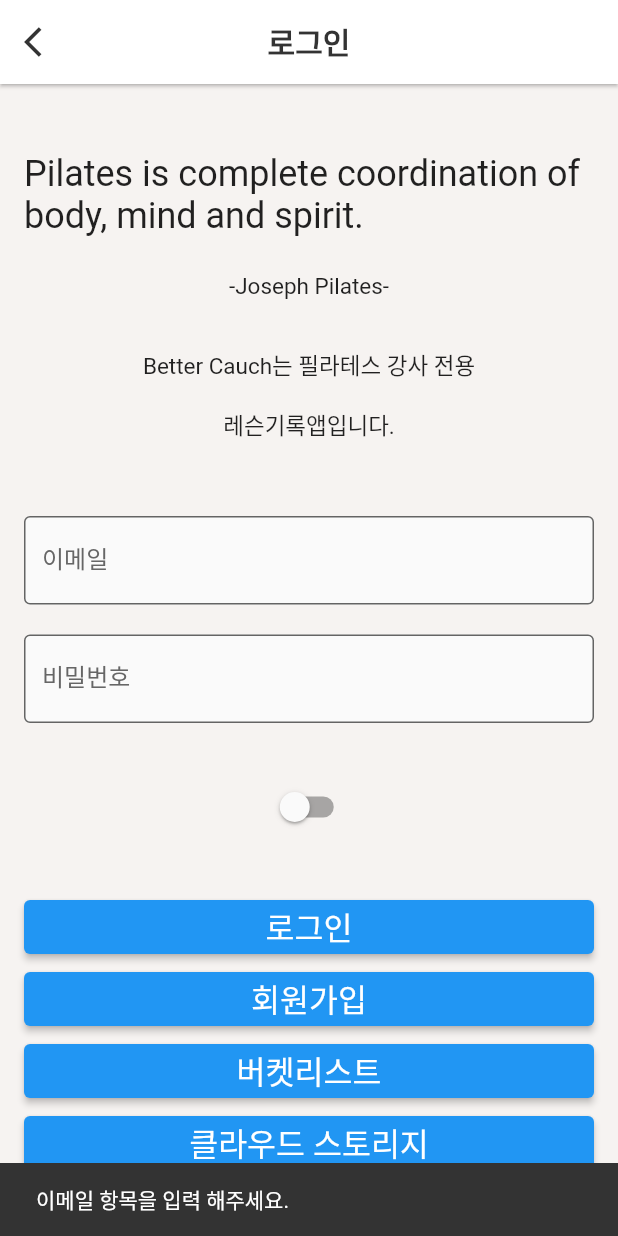
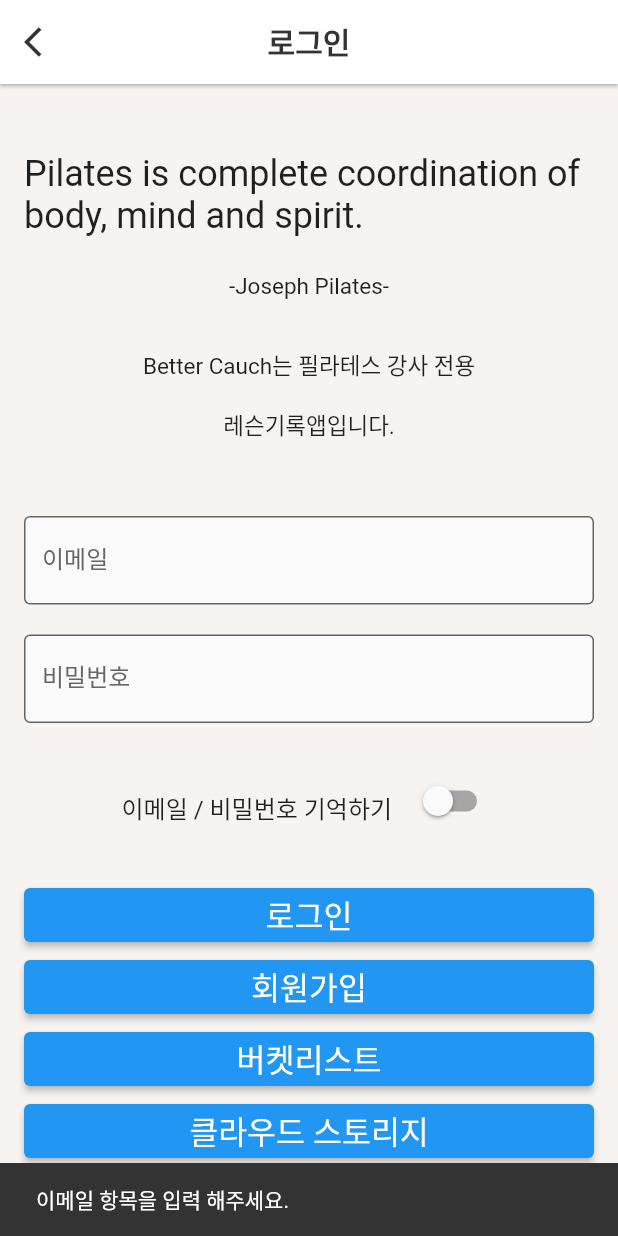
Before and after one commit to JuetEm/BetterCoach202, a Flutter app: the screen it shows after launch, after a tap on "로그인", on a phone screen of 412 x 824 dp. Run offline on Flutter 3.47's test engine with Material 2 defaults, Android fonts, the phone set to English and light mode, and no system bars; our stand-ins replace cloud_firestore, firebase_auth, firebase_core, firebase_storage, shared_preferences, table_calendar; accounts and stored records are empty; Roboto replaces fonts that are missing (Pretendard).

Commit message:
자동 로그인 기능

```diff
--- a/lib/main.dart
+++ b/lib/main.dart
@@ -30,6 +30,12 @@ late SharedPreferences prefs;
 
 bool isLogInActiveChecked = false;
 
+late TextEditingController emailController;
+late TextEditingController passwordController;
+
+TextEditingController switchController =
+    TextEditingController(text: "이메일 / 비밀번호 기억하기");
+
 void main() async {
   WidgetsFlutterBinding.ensureInitialized(); // main 함수에서 async 사용하기 위함
   prefs = await SharedPreferences.getInstance();
@@ -58,6 +64,18 @@ class MyApp extends StatelessWidget {
   Widget build(BuildContext context) {
     final user = context.read<AuthService>().currentUser();
     isLogInActiveChecked = prefs.getBool("isLogInActiveChecked") ?? false;
+    String? userEmail = prefs.getString("userEmail");
+    String? userPassword = prefs.getString("userPassword");
+    print("prefs check isLogInActiveChecked : ${isLogInActiveChecked}");
+    print("prefs check userEmail : ${userEmail}");
+    print("prefs check userPassword : ${userPassword}");
+    if (isLogInActiveChecked) {
+      emailController = TextEditingController(text: userEmail);
+      passwordController = TextEditingController(text: userPassword);
+    } else {
+      emailController = TextEditingController();
+      passwordController = TextEditingController();
+    }
     return MaterialApp(
       debugShowCheckedModeBanner: false,
       theme: ThemeData(fontFamily: 'Pretendard'),
@@ -69,26 +87,27 @@ class MyApp extends StatelessWidget {
 /// 로그인 페이지
 class LoginPage extends StatefulWidget {
   const LoginPage({Key? key}) : super(key: key);
-
   @override
   State<LoginPage> createState() => _LoginPageState();
 }
 
 class _LoginPageState extends State<LoginPage> {
-  late TextEditingController emailController;
-  late TextEditingController passwordController;
-
   @override
   Widget build(BuildContext context) {
-    if (isLogInActiveChecked) {
-      emailController =
-          TextEditingController(text: prefs.getString("userEmail"));
-      passwordController =
-          TextEditingController(text: prefs.getString("userPassword"));
-    } else {
-      emailController = TextEditingController();
-      passwordController = TextEditingController();
-    }
+    String? userEmail = prefs.getString("userEmail");
+    String? userPassword = prefs.getString("userPassword");
+    print("prefs check isLogInActiveChecked : ${isLogInActiveChecked}");
+    print("prefs check userEmail : ${userEmail}");
+    print("prefs check userPassword : ${userPassword}");
+
+    // if (isLogInActiveChecked) {
+    emailController = TextEditingController(text: userEmail);
+    passwordController = TextEditingController(text: userPassword);
+    // } else {
+    //   emailController = TextEditingController();
+    //   passwordController = TextEditingController();
+    // }
+
     return Consumer<AuthService>(
       builder: (context, authService, child) {
         final user = authService.currentUser();
@@ -172,19 +191,40 @@ class _LoginPageState extends State<LoginPage> {
                   width: 100,
                   height: 100,
                   customFunction: () {},
-                  isSecure: false,
+                  isSecure: true,
                 ),
 
                 SizedBox(height: 32),
 
-                Switch(
+                Center(
+                  child: SizedBox(
+                    height: 40,
+                    width: 250,
+                    child: TextField(
+                      readOnly: true,
+                      controller: switchController,
+                      decoration: InputDecoration(
+                        border: InputBorder.none,
+                        suffixIcon: Switch(
                           value: isLogInActiveChecked,
                           onChanged: (value) {
                             setState(() {
                               isLogInActiveChecked = !isLogInActiveChecked;
-                      print("isLogInActiveChecked : ${isLogInActiveChecked}");
+                              // if (isLogInActiveChecked) {
+                              prefs.setString(
+                                  "userEmail", emailController.text);
+                              prefs.setString(
+                                  "userPassword", passwordController.text);
+                              // }
+
+                              print(
+                                  "isLogInActiveChecked : ${isLogInActiveChecked}");
                             });
                           },
+                        ),
+                      ),
+                    ),
+                  ),
                 ),
 
                 SizedBox(height: 32),
@@ -193,12 +233,12 @@ class _LoginPageState extends State<LoginPage> {
                 ElevatedButton(
                   child: Text("로그인", style: TextStyle(fontSize: 21)),
                   onPressed: () {
-                    if (!(user == null)) {
-                      Navigator.pushReplacement(
-                        context,
-                        MaterialPageRoute(builder: (_) => MemberList()),
-                      );
-                    } else {
+                    // if (!(user == null)) {
+                    //   Navigator.pushReplacement(
+                    //     context,
+                    //     MaterialPageRoute(builder: (_) => MemberList()),
+                    //   );
+                    // } else {
                     if (globalfunction.textNullCheck(
                           context,
                           emailController,
@@ -209,16 +249,6 @@ class _LoginPageState extends State<LoginPage> {
                           passwordController,
                           "비밀번호",
                         )) {
-                        prefs.setBool(
-                            "isLogInActiveChecked", isLogInActiveChecked);
-                        if (isLogInActiveChecked) {
-                          prefs.setString("userEmail", emailController.text);
-                          prefs.setString(
-                              "userPassword", passwordController.text);
-                        } else {
-                          prefs.setString("userEmail", "");
-                          prefs.setString("userPassword", "");
-                        }
                       // 로그인
                       authService.signIn(
                         email: emailController.text,
@@ -233,6 +263,9 @@ class _LoginPageState extends State<LoginPage> {
                             context,
                             MaterialPageRoute(builder: (_) => MemberList()),
                           );
+
+                          emailController.clear();
+                          passwordController.clear();
                         },
                         onError: (err) {
                           // 에러 발생
@@ -241,7 +274,23 @@ class _LoginPageState extends State<LoginPage> {
                           ));
                         },
                       );
+
+                      prefs.setBool(
+                          "isLogInActiveChecked", isLogInActiveChecked);
+
+                      if (isLogInActiveChecked) {
+                        prefs.setString("userEmail", emailController.text);
+                        prefs.setString(
+                            "userPassword", passwordController.text);
+                        print(
+                            "switch on isLogInActiveChecked : ${isLogInActiveChecked}");
+                      } else {
+                        prefs.setString("userEmail", "");
+                        prefs.setString("userPassword", "");
+                        print(
+                            "switch off isLogInActiveChecked : ${isLogInActiveChecked}");
                       }
+                      // }
                     }
                   },
                 ),
```
Lines whose indentation alone changed are shown as unchanged.
